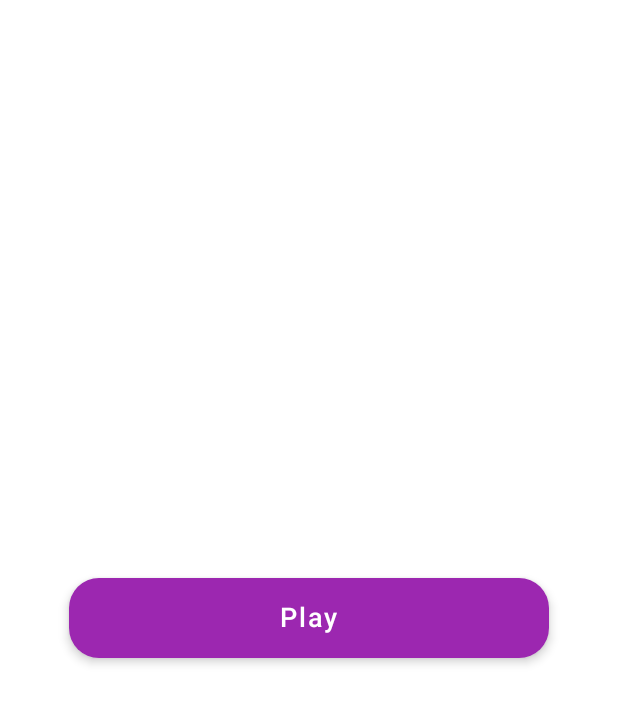
After one commit to ReptileStyle/MoleGame, an Android app built with Jetpack Compose: the composable NavGraph shown on its own in the app's theme, on a phone screen of 412 x 824 dp. The commit adds this screen. Shown: the top 704 px of the screen. Run offline under Robolectric (Android 15) with nearby library versions, the phone set to English and light mode, and no system bars.

Commit message:
added start screen and navigation

```diff
--- a/app/src/main/AndroidManifest.xml
+++ b/app/src/main/AndroidManifest.xml
@@ -10,6 +10,7 @@
         android:label="@string/app_name"
         android:supportsRtl="true"
         android:theme="@style/Theme.MoleGame"
+        android:name=".App"
         tools:targetApi="31">
         <activity
             android:name=".MainActivity"
--- /dev/null
+++ b/app/src/main/java/com/example/molegame/navigation/NavGraph.kt
@@ -0,0 +1,38 @@
+package com.example.molegame.navigation
+
+import androidx.compose.runtime.Composable
+import androidx.navigation.NavHostController
+import androidx.navigation.compose.NavHost
+import androidx.navigation.compose.composable
+import com.example.molegame.ui.start.StartScreen
+
+@Composable
+fun NavGraph(navController: NavHostController) {
+    NavHost(
+        navController = navController,
+        startDestination = Route.start
+    ) {
+        composable(route = Route.start){
+            StartScreen(onNavigateUp = { navController.navigateUp() }, onNavigate = navController::navigate)
+        }
+        composable(route = Route.game){
+
+        }
+        composable(route = Route.result){
+
+        }
+    }
+}
+
+fun NavHostController.navigate(
+    route: String,
+    popBackStack: Boolean = false
+) {
+    navigate(route) {
+        if (popBackStack) {
+            popUpTo(graph.id) {
+                inclusive = true
+            }
+        }
+    }
+}
--- /dev/null
+++ b/app/src/main/java/com/example/molegame/ui/components/ElevatedButton.kt
@@ -0,0 +1,64 @@
+package com.example.molegame.ui.components
+
+import androidx.compose.foundation.interaction.MutableInteractionSource
+import androidx.compose.foundation.interaction.collectIsPressedAsState
+import androidx.compose.foundation.layout.PaddingValues
+import androidx.compose.foundation.layout.RowScope
+import androidx.compose.foundation.shape.RoundedCornerShape
+import androidx.compose.material.MaterialTheme
+import androidx.compose.material.Text
+import androidx.compose.runtime.Composable
+import androidx.compose.runtime.getValue
+import androidx.compose.runtime.remember
+import androidx.compose.ui.Modifier
+import androidx.compose.ui.graphics.Color
+import androidx.compose.ui.tooling.preview.Preview
+import androidx.compose.ui.unit.Dp
+import androidx.compose.ui.unit.dp
+import com.example.molegame.ui.components.extensions.innerShadow
+
+@Preview
+@Composable
+fun ElevatedButton(
+    modifier: Modifier = Modifier,
+    onClick:()->Unit = {},
+    enabled: Boolean = true,
+    contentPadding: PaddingValues = PaddingValues(vertical = 16.dp, horizontal = 20.dp),
+    cornerSize: Dp = 20.dp,
+    elevation: Dp = 4.dp,
+    content: @Composable RowScope.() -> Unit = { Text(text="press", color = Color.Green) }
+) {
+    val interactionSource = remember { MutableInteractionSource() }
+    val pressed by interactionSource.collectIsPressedAsState()
+
+    androidx.compose.material.Button(
+        modifier = modifier.let {
+            if (pressed || !enabled)
+                it.innerShadow(
+                    blur = 1.dp,
+                    color = Color(0xff000000).copy(alpha = 0.6f),
+                    cornersRadius = cornerSize,
+                    offsetY = 2.5.dp,
+                    // spread = -0.5.dp
+                )
+            else it
+        },
+        contentPadding = contentPadding,
+        shape = RoundedCornerShape(cornerSize),
+        colors = androidx.compose.material.ButtonDefaults.buttonColors(
+            backgroundColor = Color(0xff9c27b0),
+            contentColor = Color.White,
+            disabledBackgroundColor = Color.White,
+            disabledContentColor = Color.White
+        ),
+        elevation = androidx.compose.material.ButtonDefaults.elevation(
+            defaultElevation = elevation,
+            disabledElevation = 0.dp,
+            pressedElevation = 0.dp
+        ),
+        interactionSource = interactionSource,
+        onClick = onClick,
+        enabled = enabled,
+        content = content
+    )
+}
--- /dev/null
+++ b/app/src/main/java/com/example/molegame/ui/game/GameScreen.kt
@@ -0,0 +1,4 @@
+package com.example.molegame.ui.game
+
+class GameScreen {
+}
--- /dev/null
+++ b/app/src/main/java/com/example/molegame/ui/game/GameViewModel.kt
@@ -0,0 +1,4 @@
+package com.example.molegame.ui.game
+
+class GameViewModel {
+}
--- /dev/null
+++ b/app/src/main/java/com/example/molegame/ui/start/StartScreen.kt
@@ -0,0 +1,36 @@
+package com.example.molegame.ui.start
+
+import androidx.compose.foundation.layout.*
+import androidx.compose.material.Scaffold
+import androidx.compose.material.Text
+import androidx.compose.runtime.Composable
+import androidx.compose.runtime.LaunchedEffect
+import androidx.compose.ui.Alignment
+import androidx.compose.ui.Modifier
+import androidx.compose.ui.graphics.Color
+import androidx.compose.ui.unit.dp
+import androidx.compose.ui.unit.sp
+import androidx.hilt.navigation.compose.hiltViewModel
+import com.example.molegame.navigation.Route
+import com.example.molegame.ui.components.ElevatedButton
+
+@Composable
+fun StartScreen(
+    onNavigateUp: () -> Unit,
+    onNavigate: (route: String, popBackStack: Boolean) -> Unit
+) {
+
+
+
+    Scaffold() {
+        Box(modifier = Modifier.padding(it).fillMaxSize(),
+        contentAlignment = Alignment.Center){
+            ElevatedButton(
+                Modifier.fillMaxWidth().padding(horizontal = 46.dp),
+                onClick = {onNavigate(Route.game,false)}
+            ){
+                Text(text="Play", color = Color.White, fontSize = 18.sp)
+            }
+        }
+    }
+}
--- a/build.gradle
+++ b/build.gradle
@@ -1,10 +1,11 @@
 buildscript {
     ext {
-        compose_ui_version = '1.2.0'
+        compose_ui_version = '1.3.3'
     }
 }// Top-level build file where you can add configuration options common to all sub-projects/modules.
 plugins {
     id 'com.android.application' version '7.4.0' apply false
     id 'com.android.library' version '7.4.0' apply false
-    id 'org.jetbrains.kotlin.android' version '1.7.0' apply false
+    id 'org.jetbrains.kotlin.android' version '1.8.10' apply false
+    id 'com.google.dagger.hilt.android' version '2.44' apply false
 }
```
Also changed, not shown: app/build.gradle (+23 -5 lines), app/src/main/java/com/example/molegame/App.kt (added, +7 -0 lines), app/src/main/java/com/example/molegame/MainActivity.kt (+5 -6 lines), app/src/main/java/com/example/molegame/navigation/Route.kt (added, +7 -0 lines), app/src/main/java/com/example/molegame/ui/components/extensions/shadows.kt (added, +82 -0 lines).
